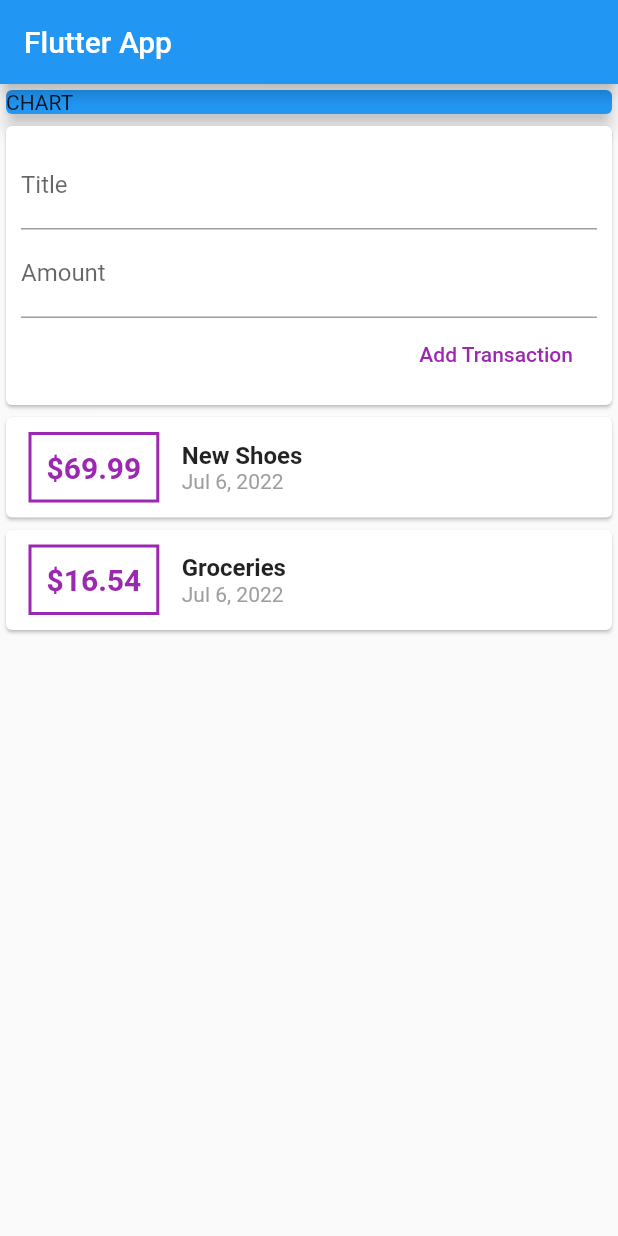
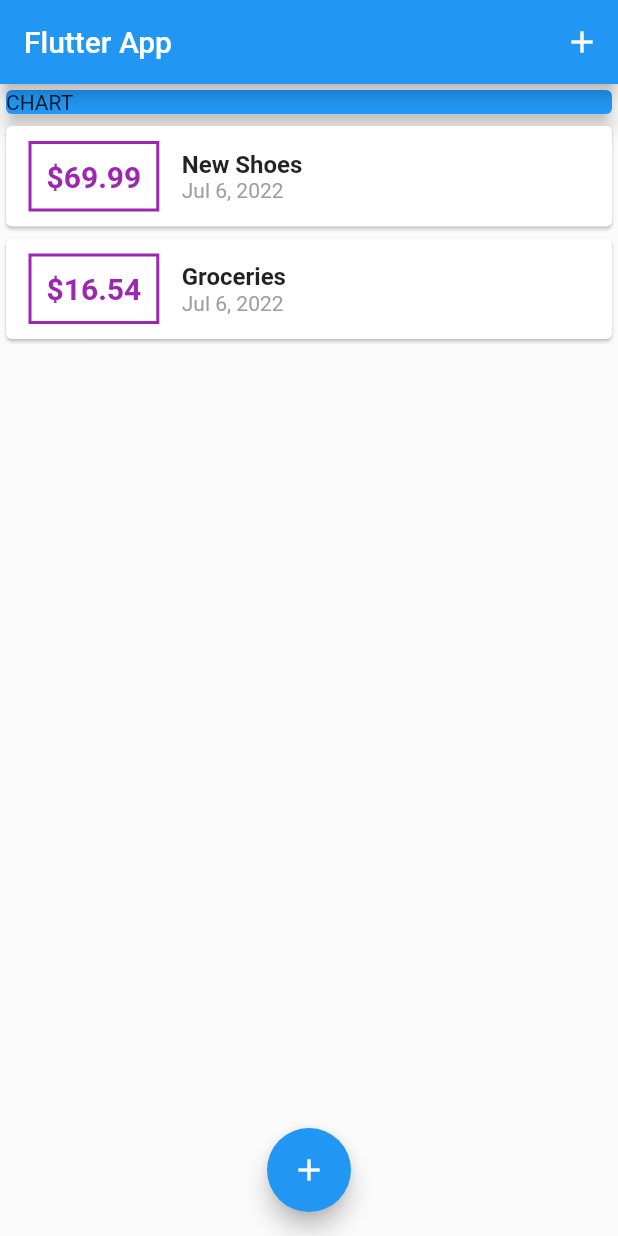
Before and after one commit to ReshmiCode/Learning-Flutter, a Flutter app: the screen it shows after launch, on a phone screen of 412 x 824 dp. Run offline on Flutter 3.47's test engine with Material 2 defaults, Android fonts, the phone set to English and light mode, and no system bars.

Commit message:
switch to listview and add floating button

```diff
--- a/expense_app/lib/main.dart
+++ b/expense_app/lib/main.dart
@@ -1,7 +1,10 @@
 // @dart=2.9
+import 'package:expense_app/widgets/transaction_list.dart';
 import 'package:flutter/material.dart';
 
-import 'widgets/user_transactions.dart';
+import 'models/transaction.dart';
+import 'widgets/transaction_list.dart';
+import 'widgets/new_transaction.dart';
 
 void main() => runApp(MyApp());
 
@@ -15,14 +18,47 @@ class MyApp extends StatelessWidget {
   }
 }
 
-class MyHomePage extends StatelessWidget {
+class MyHomePage extends StatefulWidget {
+  @override
+  State<MyHomePage> createState() => _MyHomePageState();
+}
+
+class _MyHomePageState extends State<MyHomePage> {
+  final List<Transaction> _userTransactions = [
+    Transaction(
+        id: 't1', title: 'New Shoes', amount: 69.99, date: DateTime.now()),
+    Transaction(
+        id: 't2', title: 'Groceries', amount: 16.54, date: DateTime.now())
+  ];
+
+  void _addTransaction(String title, double amount) {
+    setState(() {
+      _userTransactions.add(Transaction(
+          id: DateTime.now().toString(),
+          title: title,
+          amount: amount,
+          date: DateTime.now()));
+    });
+  }
+
+  void _startAddNewTransaction(BuildContext ctx) {
+    showModalBottomSheet(
+        context: ctx, builder: (_) => NewTransaction(_addTransaction));
+  }
+
   @override
   Widget build(BuildContext context) {
     return Scaffold(
-        appBar: AppBar(
-          title: Text('Flutter App'),
-        ),
-        body: Column(
+      appBar: AppBar(
+        title: Text('Flutter App'),
+        actions: [
+          IconButton(
+              onPressed: () => _startAddNewTransaction(context),
+              icon: Icon(Icons.add))
+        ],
+      ),
+      body: SingleChildScrollView(
+        child: Column(
           mainAxisAlignment: MainAxisAlignment.start,
           crossAxisAlignment: CrossAxisAlignment.stretch,
           children: [
@@ -34,8 +70,15 @@ class MyHomePage extends StatelessWidget {
                 elevation: 5,
               ),
             ),
-            UserTransactions(),
+            TransactionList(_userTransactions),
           ],
-        ));
+        ),
+      ),
+      floatingActionButtonLocation: FloatingActionButtonLocation.centerFloat,
+      floatingActionButton: FloatingActionButton(
+          child: IconButton(
+              icon: Icon(Icons.add),
+              onPressed: () => _startAddNewTransaction(context))),
+    );
   }
 }
--- a/expense_app/lib/widgets/new_transaction.dart
+++ b/expense_app/lib/widgets/new_transaction.dart
@@ -6,6 +6,15 @@ class NewTransaction extends StatelessWidget {
   final amountController = TextEditingController();
 
   NewTransaction(this.addTransaction);
+
+  void submitData() {
+    final String enteredTitle = titleController.text;
+    final double enteredAmount = double.parse(amountController.text);
+    if (enteredTitle.isEmpty || enteredAmount <= 0) {
+      return;
+    }
+    addTransaction(enteredTitle, enteredAmount);
+  }
 
   @override
   Widget build(BuildContext context) {
@@ -18,16 +27,16 @@ class NewTransaction extends StatelessWidget {
           TextField(
             decoration: InputDecoration(labelText: 'Title'),
             controller: titleController,
+            onSubmitted: (_) => submitData(),
           ),
           TextField(
             decoration: InputDecoration(labelText: 'Amount'),
             controller: amountController,
+            keyboardType: TextInputType.number,
+            onSubmitted: (_) => submitData(),
           ),
           FlatButton(
-            onPressed: () => {
-              addTransaction(
-                  titleController.text, double.parse(amountController.text))
-            },
+            onPressed: submitData,
             child: Text("Add Transaction"),
             textColor: Colors.purple,
           )
--- a/expense_app/lib/widgets/transaction_list.dart
+++ b/expense_app/lib/widgets/transaction_list.dart
@@ -10,21 +10,22 @@ class TransactionList extends StatelessWidget {
 
   @override
   Widget build(BuildContext context) {
-    return Column(
-      children: transactions
-          .map((tx) => Card(
+    return Container(
+      height: 450,
+      child: ListView.builder(
+        itemBuilder: (ctx, index) => Card(
             child: Row(
           children: [
             Container(
-                      margin:
-                          EdgeInsets.symmetric(vertical: 10, horizontal: 15),
+                margin: EdgeInsets.symmetric(vertical: 10, horizontal: 15),
                 decoration: BoxDecoration(
                     border: Border.all(
                   color: Colors.purple,
                   width: 2,
                 )),
                 padding: EdgeInsets.all(10),
-                      child: Text("\$${tx.amount.toString()}",
+                child: Text(
+                    "\$${transactions[index].amount.toStringAsFixed(2)}",
                     style: TextStyle(
                         fontWeight: FontWeight.bold,
                         color: Colors.purple,
@@ -32,16 +33,17 @@ class TransactionList extends StatelessWidget {
             Column(
               crossAxisAlignment: CrossAxisAlignment.start,
               children: [
-                      Text(tx.title,
-                          style: TextStyle(
-                              fontWeight: FontWeight.bold, fontSize: 16)),
-                      Text(DateFormat.yMMMd().format(tx.date),
+                Text(transactions[index].title,
+                    style:
+                        TextStyle(fontWeight: FontWeight.bold, fontSize: 16)),
+                Text(DateFormat.yMMMd().format(transactions[index].date),
                     style: TextStyle(color: Colors.grey))
               ],
             )
           ],
-              )))
-          .toList(),
+        )),
+        itemCount: transactions.length,
+      ),
     );
   }
 }
--- a/expense_app/lib/widgets/user_transactions.dart
+++ /dev/null
@@ -1,39 +0,0 @@
-import 'package:flutter/material.dart';
-
-import '../models/transaction.dart';
-import './new_transaction.dart';
-import './transaction_list.dart';
-
-class UserTransactions extends StatefulWidget {
-  @override
-  State<UserTransactions> createState() => _UserTransactionsState();
-}
-
-class _UserTransactionsState extends State<UserTransactions> {
-  final List<Transaction> _userTransactions = [
-    Transaction(
-        id: 't1', title: 'New Shoes', amount: 69.99, date: DateTime.now()),
-    Transaction(
-        id: 't2', title: 'Groceries', amount: 16.54, date: DateTime.now())
-  ];
-
-  void _addTransaction(String title, double amount) {
-    setState(() {
-      _userTransactions.add(Transaction(
-          id: DateTime.now().toString(),
-          title: title,
-          amount: amount,
-          date: DateTime.now()));
-    });
-  }
-
-  @override
-  Widget build(BuildContext context) {
-    return Column(
-      children: [
-        NewTransaction(_addTransaction),
-        TransactionList(_userTransactions)
-      ],
-    );
-  }
-}
```
Lines whose indentation alone changed are shown as unchanged.
